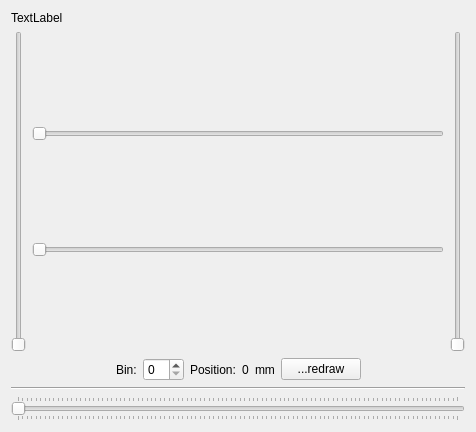
First picture: the form in ants3bundle/src/ants3/gui/graph/aviewer3dwidget.ui, repository andrmor/ANTS3bundle, before the edit.
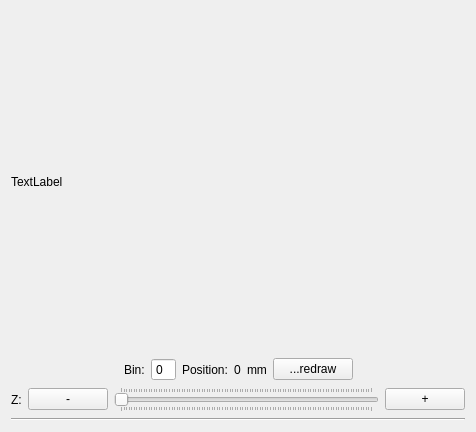
Second picture: the form after the edit.

```diff
--- a/ants3bundle/src/ants3/gui/graph/aviewer3dwidget.ui
+++ b/ants3bundle/src/ants3/gui/graph/aviewer3dwidget.ui
@@ -22,55 +22,7 @@
     </widget>
    </item>
    <item>
-    <layout class="QHBoxLayout" name="horizontalLayout">
-     <item>
-      <widget class="QSlider" name="vsLeft">
-       <property name="enabled">
-        <bool>true</bool>
-       </property>
-       <property name="orientation">
-        <enum>Qt::Vertical</enum>
-       </property>
-      </widget>
-     </item>
-     <item>
-      <layout class="QVBoxLayout" name="verticalLayout">
-       <item>
-        <widget class="QSlider" name="hsTop">
-         <property name="enabled">
-          <bool>true</bool>
-         </property>
-         <property name="orientation">
-          <enum>Qt::Horizontal</enum>
-         </property>
-         <property name="tickPosition">
-          <enum>QSlider::NoTicks</enum>
-         </property>
-        </widget>
-       </item>
-       <item>
-        <widget class="QSlider" name="hsBottom">
-         <property name="enabled">
-          <bool>true</bool>
-         </property>
-         <property name="orientation">
-          <enum>Qt::Horizontal</enum>
-         </property>
-        </widget>
-       </item>
-      </layout>
-     </item>
-     <item>
-      <widget class="QSlider" name="vsRight">
-       <property name="enabled">
-        <bool>true</bool>
-       </property>
-       <property name="orientation">
-        <enum>Qt::Vertical</enum>
-       </property>
-      </widget>
-     </item>
-    </layout>
+    <layout class="QHBoxLayout" name="horizontalLayout"/>
    </item>
    <item>
     <layout class="QHBoxLayout" name="horizontalLayout_2">
@@ -95,7 +47,11 @@
       </widget>
      </item>
      <item>
-      <widget class="QSpinBox" name="sbPosition"/>
+      <widget class="QSpinBox" name="sbPosition">
+       <property name="buttonSymbols">
+        <enum>QAbstractSpinBox::NoButtons</enum>
+       </property>
+      </widget>
      </item>
      <item>
       <widget class="QLabel" name="l_Pos">
@@ -143,6 +99,50 @@
      </item>
     </layout>
    </item>
+   <item>
+    <layout class="QHBoxLayout" name="horizontalLayout_3">
+     <property name="topMargin">
+      <number>0</number>
+     </property>
+     <item>
+      <widget class="QLabel" name="lAxis">
+       <property name="text">
+        <string>Z:</string>
+       </property>
+      </widget>
+     </item>
+     <item>
+      <widget class="QPushButton" name="pbMinus">
+       <property name="text">
+        <string>-</string>
+       </property>
+      </widget>
+     </item>
+     <item>
+      <widget class="QSlider" name="hsPosition">
+       <property name="minimumSize">
+        <size>
+         <width>0</width>
+         <height>0</height>
+        </size>
+       </property>
+       <property name="orientation">
+        <enum>Qt::Horizontal</enum>
+       </property>
+       <property name="tickPosition">
+        <enum>QSlider::TicksBothSides</enum>
+       </property>
+      </widget>
+     </item>
+     <item>
+      <widget class="QPushButton" name="pbPlus">
+       <property name="text">
+        <string>+</string>
+       </property>
+      </widget>
+     </item>
+    </layout>
+   </item>
    <item>
     <widget class="Line" name="line1">
      <property name="orientation">
@@ -150,16 +150,6 @@
      </property>
     </widget>
    </item>
-   <item>
-    <widget class="QSlider" name="hsPosition">
-     <property name="orientation">
-      <enum>Qt::Horizontal</enum>
-     </property>
-     <property name="tickPosition">
-      <enum>QSlider::TicksBothSides</enum>
-     </property>
-    </widget>
-   </item>
   </layout>
  </widget>
  <resources/>
```
Left out of the diff: 28 changed lines with no effect on the pictures.
